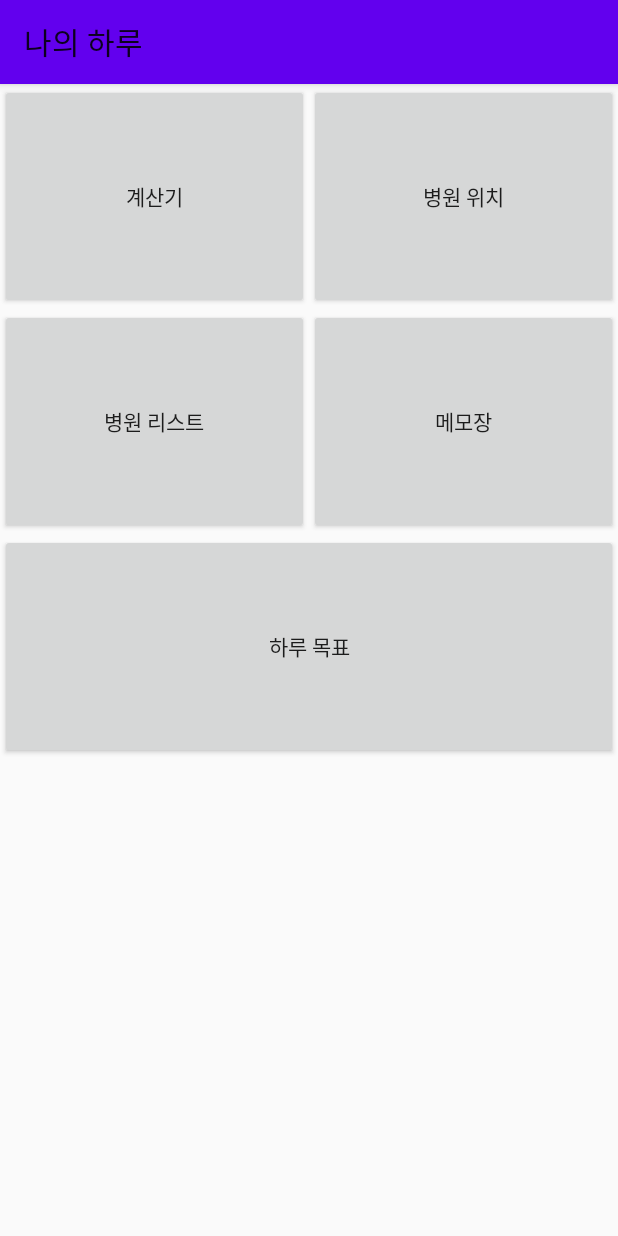
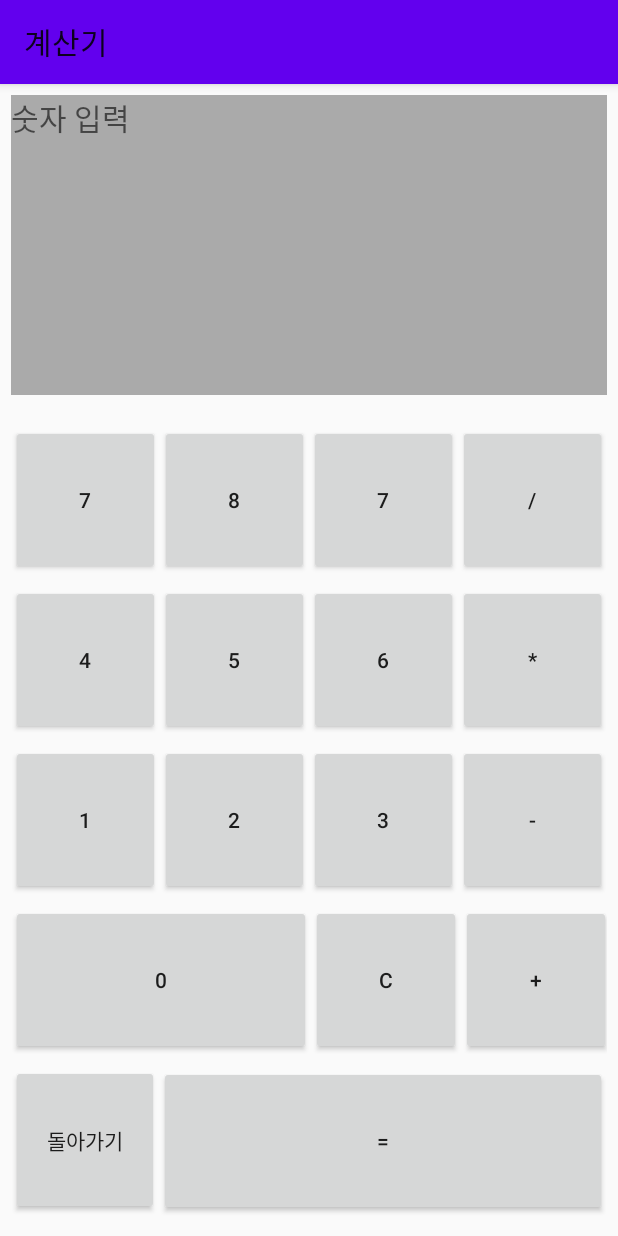
Before and after one commit to JiYeon0203/MyEveryday, an Android app: the screen it shows after launch (MainActivity before the commit, FirstActivity after it), after a tap on "계산기", on a phone screen of 412 x 824 dp. Run offline under Robolectric (Android 15) with nearby library versions, the phone set to English and light mode, and no system bars.

Commit message:
06-12 update

```diff
--- a/app/src/main/AndroidManifest.xml
+++ b/app/src/main/AndroidManifest.xml
@@ -34,6 +34,7 @@
             android:value="AIzaSyBPTHJ8JdwsxgU3zn6XIFqD2AMxVy8VQnY"/>
         <uses-library android:name="org.apache.htp.legacy"
             android:required="false"/>
+        <activity android:name=".FirstActivity" android:label="계산기 화면"/>
         <activity android:name=".SecondActivity" android:label="병원 위치 화면"/>
         <activity android:name=".ThirdActivity" android:label="병원 리스트 화면"/>
         <activity android:name=".FourActivity" android:label="메모장 화면"/>
--- a/app/src/main/java/com/baewha/myeveryday/FiveActivity.java
+++ b/app/src/main/java/com/baewha/myeveryday/FiveActivity.java
@@ -10,7 +10,7 @@ public class FiveActivity extends AppCompatActivity {
     protected void onCreate(Bundle savedInstanceState) {
         super.onCreate(savedInstanceState);
         setContentView(R.layout.five);
-        setTitle("나의 하루");
+        setTitle("하루 목표");
 
     }
 }
--- /dev/null
+++ b/app/src/main/res/layout/first.xml
@@ -0,0 +1,175 @@
+<?xml version="1.0" encoding="utf-8"?>
+<LinearLayout xmlns:android="http://schemas.android.com/apk/res/android"
+    android:layout_width="match_parent"
+    android:layout_height="match_parent"
+    android:padding="7dp"
+    android:orientation="vertical">
+
+    <TextView
+        android:id="@+id/tv"
+        android:layout_width="match_parent"
+        android:layout_height="200dp"
+        android:hint="숫자 입력"
+        android:textSize="20dp"
+        android:background="#aaaaaa">
+    </TextView>
+
+    <TableLayout
+        android:layout_width="match_parent"
+        android:layout_height="match_parent"
+        android:layout_marginTop="20dp"
+        android:layout_weight="1">
+
+        <TableRow android:layout_weight="1">
+            <Button
+                android:id="@+id/btn7"
+                android:layout_width="match_parent"
+                android:layout_height="100dp"
+                android:layout_weight="1"
+                android:onClick="onClick"
+                android:text="7">
+            </Button>
+            <Button
+                android:id="@+id/btn8"
+                android:layout_width="match_parent"
+                android:layout_height="100dp"
+                android:layout_weight="1"
+                android:onClick="onClick"
+                android:text="8">
+            </Button>
+            <Button
+                android:id="@+id/btn9"
+                android:layout_width="match_parent"
+                android:layout_height="100dp"
+                android:layout_weight="1"
+                android:onClick="onClick"
+                android:text="7">
+            </Button>
+            <Button
+                android:id="@+id/btn_divide"
+                android:layout_width="match_parent"
+                android:layout_height="100dp"
+                android:layout_weight="1"
+                android:onClick="onClick"
+                android:text="/">
+            </Button>
+        </TableRow>
+
+        <LinearLayout android:layout_weight="1">
+            <Button
+                android:id="@+id/btn4"
+                android:layout_width="match_parent"
+                android:layout_height="100dp"
+                android:layout_weight="1"
+                android:onClick="onClick"
+                android:text="4">
+            </Button>
+            <Button
+                android:id="@+id/btn5"
+                android:layout_width="match_parent"
+                android:layout_height="100dp"
+                android:layout_weight="1"
+                android:onClick="onClick"
+                android:text="5">
+            </Button>
+            <Button
+                android:id="@+id/btn6"
+                android:layout_width="match_parent"
+                android:layout_height="100dp"
+                android:layout_weight="1"
+                android:onClick="onClick"
+                android:text="6">
+            </Button>
+            <Button
+                android:id="@+id/btn_multiply"
+                android:layout_width="match_parent"
+                android:layout_height="100dp"
+                android:onClick="onClick"
+                android:layout_weight="1"
+                android:text="*">
+            </Button>
+        </LinearLayout>
+
+        <LinearLayout android:layout_weight="1">
+            <Button
+                android:id="@+id/btn1"
+                android:layout_width="match_parent"
+                android:layout_height="100dp"
+                android:layout_weight="1"
+                android:onClick="onClick"
+                android:text="1">
+            </Button>
+            <Button
+                android:id="@+id/btn2"
+                android:layout_width="match_parent"
+                android:layout_height="100dp"
+                android:layout_weight="1"
+                android:onClick="onClick"
+                android:text="2">
+            </Button>
+            <Button
+                android:id="@+id/btn3"
+                android:layout_width="match_parent"
+                android:layout_height="100dp"
+                android:layout_weight="1"
+                android:onClick="onClick"
+                android:text="3">
+            </Button>
+            <Button
+                android:id="@+id/btn_minus"
+                android:layout_width="match_parent"
+                android:layout_height="100dp"
+                android:layout_weight="1"
+                android:onClick="onClick"
+                android:text="-">
+            </Button>
+        </LinearLayout>
+
+        <LinearLayout android:layout_weight="1">
+
+            <Button
+                android:id="@+id/btn0"
+                android:layout_width="200dp"
+                android:layout_height="100dp"
+                android:onClick="onClick"
+                android:text="0">
+            </Button>
+
+            <Button
+                android:id="@+id/btn_clear"
+                android:layout_width="100dp"
+                android:layout_height="100dp"
+                android:onClick="onClick"
+                android:text="c">
+            </Button>
+            <Button
+                android:id="@+id/btn_plus"
+                android:layout_width="100dp"
+                android:layout_height="100dp"
+                android:onClick="onClick"
+                android:text="+">
+            </Button>
+        </LinearLayout>
+
+        <LinearLayout android:layout_weight="1">
+            <Button
+                android:id="@+id/btn_back"
+                android:layout_width="100dp"
+                android:layout_height="100dp"
+                android:layout_weight="1"
+                android:onClick="onClick"
+                android:text="돌아가기">
+            </Button>
+            <Button
+                android:id="@+id/btn_ok"
+                android:layout_width="300dp"
+                android:layout_height="100dp"
+                android:layout_weight="1"
+                android:onClick="onClick"
+                android:text="=">
+            </Button>
+
+        </LinearLayout>
+    </TableLayout>
+
+</LinearLayout>
```
Also changed, not shown: app/src/main/java/com/baewha/myeveryday/FirstActivity.java (+133 -1 lines).
